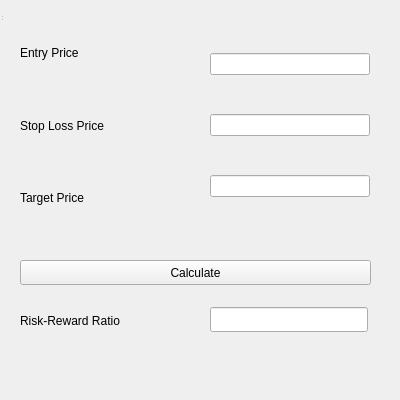
First picture: the form in src/riskrewardcalculator.ui, repository yousefvand/Forex-Calculator, before the edit.
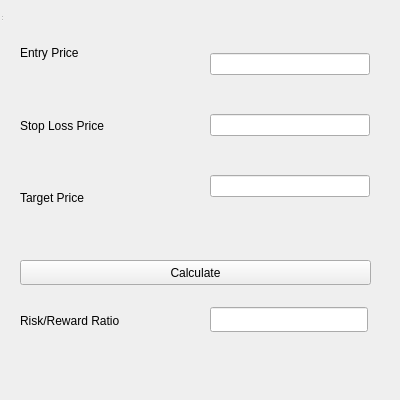
Second picture: the form after the edit.

```diff
--- a/src/riskrewardcalculator.ui
+++ b/src/riskrewardcalculator.ui
@@ -99,7 +99,7 @@
      </rect>
     </property>
     <property name="text">
-     <string>Risk-Reward Ratio</string>
+     <string>Risk/Reward Ratio</string>
     </property>
    </widget>
    <widget class="QLineEdit" name="lineEditRiskReward">
```
